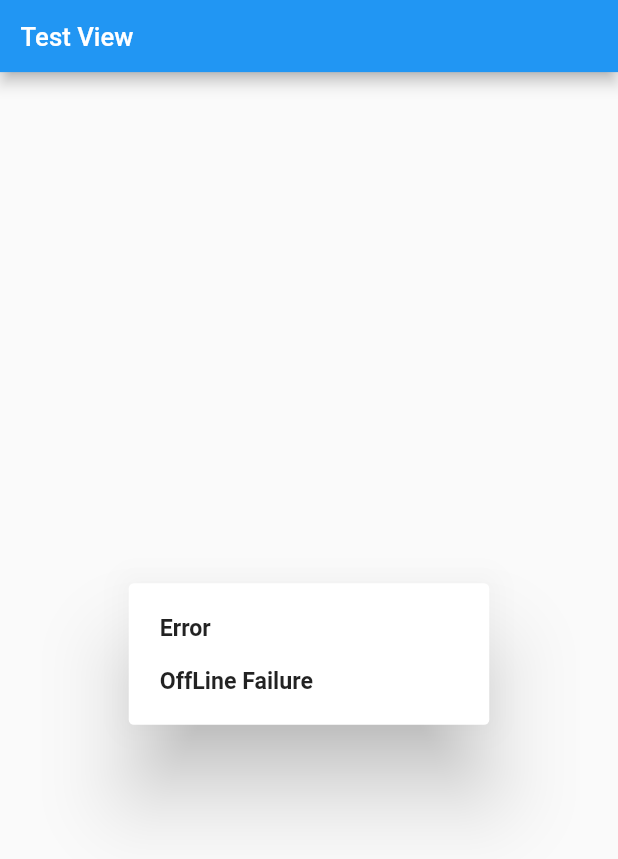
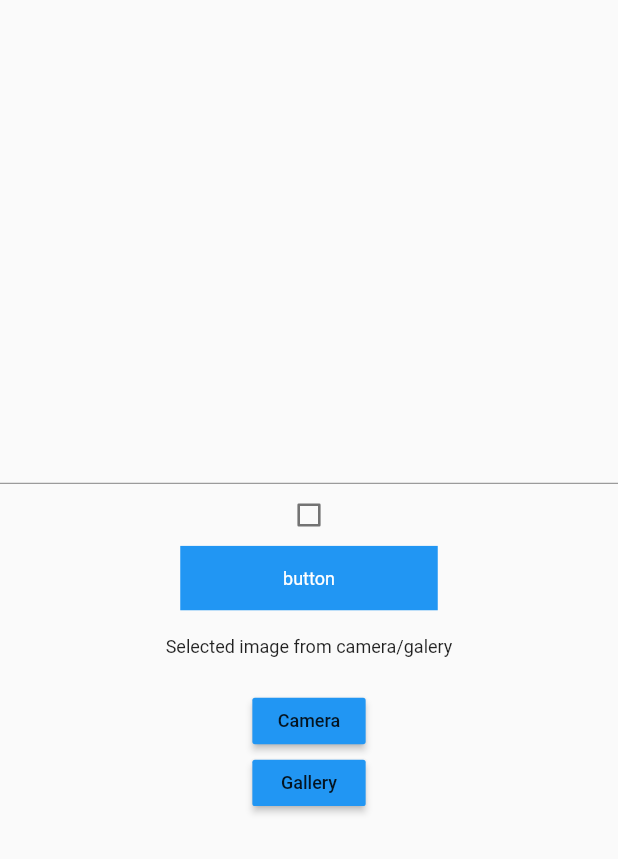
Before and after one commit to HossamCode2023/twazown, a Flutter app: the screen it shows after launch, on a phone screen of 412 x 824 dp. Shown: the top 859 px of the screen. Run offline on Flutter 3.47's test engine with Material 2 defaults, Android fonts, the phone set to English and light mode, and no system bars; our stand-ins replace dartz, flutter_rating_bar, flutter_svg, get, image_picker, responsive_framework and 1 more; missing offline and left inert: rating_summary; project files that could hold a hidden picture were left out.

Commit message:
test for textfield and image

```diff
--- a/lib/controller/test_controller.dart
+++ b/lib/controller/test_controller.dart
@@ -1,6 +1,11 @@
-// ignore_for_file: unused_import, avoid_print
+// ignore_for_file: unused_import, avoid_print, deprecated_member_use, unused_element
 
+import 'dart:io';
+import 'dart:math';
+
+import 'package:flutter/material.dart';
 import 'package:get/get.dart';
+import 'package:image_picker/image_picker.dart';
 import 'package:myapp/data/dataResoures/remote/test_data.dart';
 
 import '../api/class/status_request.dart';
@@ -10,29 +15,104 @@ import '../api/gold_model.dart';
 class TestController extends GetxController
 {
 
-  TestGoldData testGoldData = TestGoldData(Get.find());
-  Map<dynamic , dynamic> goldData = {};
-  late StatusRequest statusRequest ;
-  getData() async {
-    statusRequest = StatusRequest.loading;
-    var response = await testGoldData.getGoldData();
+  // TestGoldData testGoldData = TestGoldData(Get.find());
+  // Map<dynamic , dynamic> goldData = {};
+  // late StatusRequest statusRequest ;
+  // getData() async {
+  //   statusRequest = StatusRequest.loading;
+  //   var response = await testGoldData.getGoldData();
 
-    // check status request ================
-    statusRequest = handlingData(response);
-    if (StatusRequest.success == statusRequest) {
-      goldData.addAll(response);
+  //   // check status request ================
+  //   statusRequest = handlingData(response);
+  //   if (StatusRequest.success == statusRequest) {
+  //     goldData.addAll(response);
 
 
-      print('========================= Data ============================');
-      print(goldData);
-      print('========================= Data ============================');
+  //     print('========================= Data ============================');
+  //     print(goldData);
+  //     print('========================= Data ============================');
 
-    }
-    update();
+  //   }
+  //   update();
+  // }
+  // @override
+  // void onInit() {
+  //   // getData();
+  //   super.onInit();
+  // }
+
+
+
+
+
+   TextEditingController textField1 =  TextEditingController();
+
+
+  bool checkBoxValue = false;
+  // var image = Rxn<File>();
+  onChenge(){
+
+  print('==================================');
+    print(textField1);
+
+    print(checkBoxValue);
+     update();
+  print('==================================');
+
   }
-  @override
-  void onInit() {
-    getData();
-    super.onInit();
+
+  // final Rx<XFile?> image = Rx<XFile?>(null);
+  // final ImagePicker _picker = ImagePicker();
+
+  // Future<XFile?> pickImage() async {
+  //   final pickedFile = await _picker.pickImage(source: ImageSource.camera);
+  //   print('========================= picker ==================');
+  //   print(image);
+  //   return pickedFile;
+  // }
+
+
+// File? image;
+// String? imagePath;
+// final _picker = ImagePicker();
+
+// Future<void> getImage() async {
+// final pickedFile = await _picker.getImage(source: ImageSource.camera);
+
+// if (pickedFile != null) {
+//   image = File(pickedFile.path);
+//   imagePath = pickedFile.path;
+//   print(imagePath);
+//   update();
+//  } else {
+//   print('No image selected.');
+//  }
+// }
+
+
+// onPictureSelection() async {
+//              getImage();
+//             }
+
+
+var selectedImageBath =''.obs;
+var selectedImageSize =''.obs;
+void getImage(ImageSource imageSource) async{
+
+  final pickedFile = await ImagePicker().getImage(source: imageSource);
+  if (pickedFile != null)
+  {
+    selectedImageBath.value = pickedFile.path;
+    selectedImageSize.value = '${((File(selectedImageBath.value)).lengthSync()/1024/1024).toStringAsFixed(2)}Mb';
+
+  }
+  else
+  {
+    Get.snackbar('Error', 'No image selected',
+    snackPosition: SnackPosition.BOTTOM,
+    backgroundColor: Colors.red,
+    colorText: Colors.white);
+
   }
 }
+}
--- a/lib/main.dart
+++ b/lib/main.dart
@@ -25,7 +25,8 @@ import 'package:shared_preferences/shared_preferences.dart';
 import 'form/home_form.dart';
 import 'themes/themesMode.dart';
 import 'locale/locale.dart';
-import 'view/test_view.dart';
+import 'view/testViews/test_2_view.dart';
+import 'view/testViews/test_view.dart';
 
 
 
@@ -77,7 +78,7 @@ class MyApp extends StatelessWidget {
       // locale: controller.initialLocale, // = to take locate which i chosse
       initialBinding: InitailBaindings(),
       translations: MyLocale(),     //= locale clase
-      home: TestView(),
+      home: formone(),
       // getPages: AppPage.routes,
       // initialRoute: AppPage.getlogin(),
 
--- /dev/null
+++ b/lib/view/testViews/test_2_view.dart
@@ -0,0 +1,85 @@
+import 'dart:io';
+
+import 'package:flutter/material.dart';
+import 'package:get/get.dart';
+import 'package:myapp/controller/test_controller.dart';
+import 'package:image_picker/image_picker.dart';
+
+class formone extends StatelessWidget {
+  const formone({super.key});
+
+  @override
+  Widget build(BuildContext context) {
+    return GetBuilder<TestController>(
+        init: TestController(),
+        builder: (controller) => Scaffold(
+              body: Column(
+                mainAxisAlignment: MainAxisAlignment.center,
+                children: [
+                  //pass all arguments you want
+                  TextField(
+                    controller: controller.textField1,
+                  ),
+                  Checkbox(
+                    value: controller.checkBoxValue,
+                    onChanged: (val) {
+                      controller.checkBoxValue = val!;
+                    },
+                  ),
+                  // () {
+                      // controller.sendtoapi(form1Model(
+                      //     text: controller.text1.text,
+                      //     value: controller.value));
+                    // },
+                  InkWell(
+                    onTap: (){
+                      controller.onChenge();
+                    },
+                    child: Container(
+                        height: 50,
+                        width: 200,
+                        alignment: Alignment.center,
+                        color: Colors.blue,
+                        child: const Text(
+                          'button',
+                          style: TextStyle(color: Colors.white),
+                        )),
+                  ),
+
+            const SizedBox(height: 20),
+            Obx(() => controller.selectedImageBath.value == ''
+            ?const Text('Selected image from camera/galery')
+            :SizedBox(
+              height: 200.0,
+              width: 300.0,
+              child: Image.file(File(controller.selectedImageBath.value))),
+            ),
+            const SizedBox(height: 10.0,),
+            Obx(() => Text(controller.selectedImageSize.value == ''
+            ?''
+            :controller.selectedImageSize.value),),
+            MaterialButton(onPressed: (){
+              controller.getImage(ImageSource.camera);
+            },
+            color: Colors.blue,
+            child: const Text('Camera'),
+            ),
+            MaterialButton(onPressed: (){
+            controller.getImage(ImageSource.gallery);
+
+            },
+            color: Colors.blue,
+            child: const Text('Gallery'),
+            ),
+
+                ],
+              ),
+            ));
+  }
+}
+
+//require all arguments you want
+
+Widget text_field_widget(TextEditingController textcontroler) => TextField(
+      controller: textcontroler,
+    );
--- a/lib/view/test_view.dart
+++ /dev/null
@@ -1,40 +0,0 @@
-// ignore_for_file: unused_import, implementation_imports
-
-import 'package:flutter/material.dart';
-import 'package:flutter/src/widgets/placeholder.dart';
-import 'package:get/get.dart';
-import 'package:myapp/api/class/handling_data_view.dart';
-import 'package:myapp/api/class/status_request.dart';
-import 'package:myapp/controller/test_controller.dart';
-
-class TestView extends StatelessWidget {
-  const TestView({super.key});
-
-  @override
-  Widget build(BuildContext context) {
-    Get.put(TestController());
-    return Scaffold(
-      appBar: AppBar(
-        title: const Text('Test View'),
-      ),
-      body: GetBuilder<TestController>(
-        init: TestController(),
-        builder: (controller) {
-         return HandlingDataView(
-          statusRequest: controller.statusRequest,
-          widget: Column(mainAxisAlignment: MainAxisAlignment.center,
-              children: [
-                Center(child: Text("Price : ${controller.goldData['price']} L.E",
-                style: const TextStyle(fontSize: 18.0,fontWeight: FontWeight.bold),)),
-                Center(child: Text("Price 24G : ${controller.goldData['price_gram_24k']} L.E",
-                style: const TextStyle(fontSize: 18.0,fontWeight: FontWeight.bold),)),
-                Center(child: Text("Price 18G : ${controller.goldData['price_gram_18k']} L.E",
-                style: const TextStyle(fontSize: 18.0,fontWeight: FontWeight.bold),)),
-              ],
-            ),
-         );
-      },
-      ),
-    );
-  }
-}
--- a/pubspec.yaml
+++ b/pubspec.yaml
@@ -28,6 +28,7 @@ dependencies:
   flutter_rating_bar: ^4.0.1
   shared_preferences: ^2.1.1
   dartz: ^0.10.1
+  image_picker: ^0.8.8
 
 
 
```
Also changed, not shown: lib/view/testViews/test_view.dart (added, +40 -0 lines), lib/controller/form1_controller.dart (added), pubspec.lock, 6 other files.
